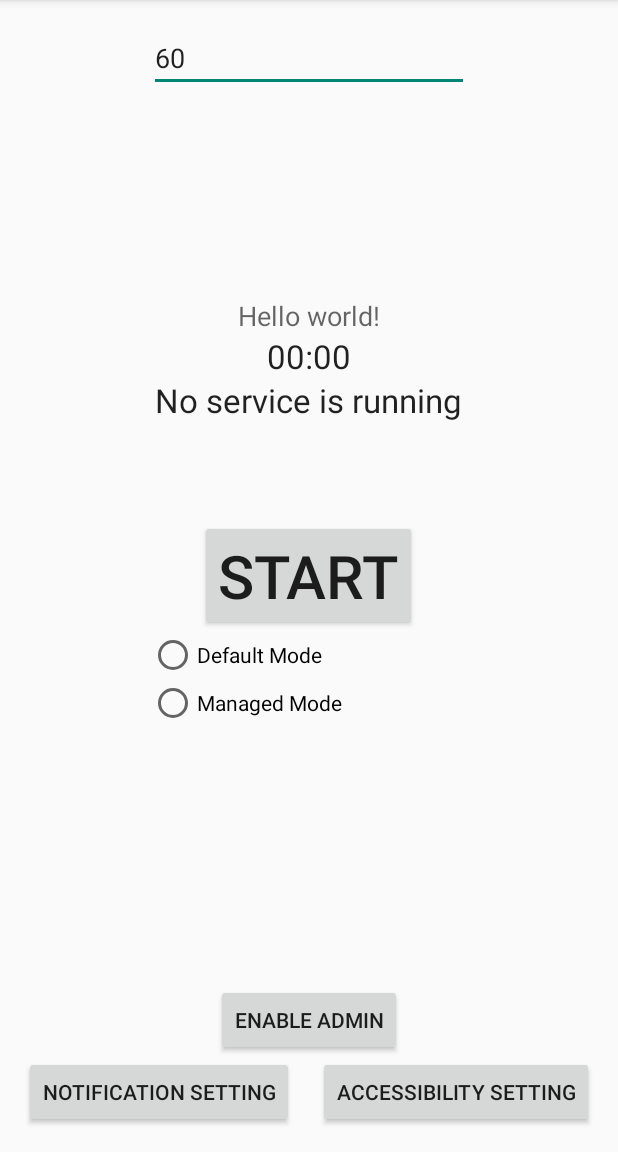
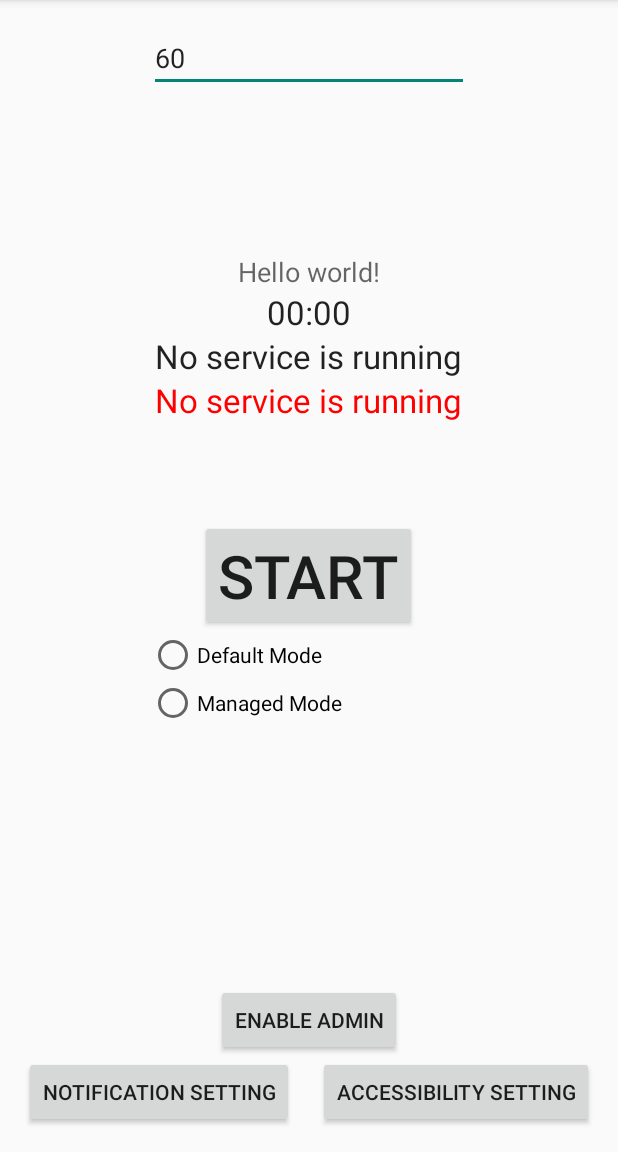
Before and after one commit to greenmonn/PushManager, an Android app: the layout activity_main.xml on its own in the app's theme, with its tools: preview values and no code run, on a phone screen of 412 x 824 dp, the part 84-1236 px from its top. Run offline under Robolectric (Android 15) with nearby library versions, the phone set to English and light mode, and no system bars.

Commit message:
Add error log textview

```diff
--- a/app/src/main/res/layout/activity_main.xml
+++ b/app/src/main/res/layout/activity_main.xml
@@ -29,6 +29,16 @@
         android:id="@+id/btn_accessibility_setting"
         android:layout_alignParentBottom="true"
         android:layout_alignParentEnd="true" />
+    <TextView
+        android:layout_width="wrap_content"
+        android:layout_height="wrap_content"
+        android:textAppearance="?android:attr/textAppearanceLarge"
+        android:text="@string/service_status_nothing"
+        android:id="@+id/txt_error_status"
+        android:layout_above="@+id/btn_control"
+        android:layout_centerHorizontal="true"
+        android:textColor="#FF0000"
+        android:layout_marginBottom="65dp" />
 
     <TextView
         android:layout_width="wrap_content"
@@ -36,15 +46,14 @@
         android:textAppearance="?android:attr/textAppearanceLarge"
         android:text="@string/service_status_nothing"
         android:id="@+id/txt_service_status"
-        android:layout_above="@+id/btn_control"
-        android:layout_centerHorizontal="true"
-        android:layout_marginBottom="65dp" />
+        android:layout_above="@id/txt_error_status"
+        android:layout_centerHorizontal="true" />
 
     <TextView
         android:layout_width="wrap_content"
         android:layout_height="wrap_content"
         android:textAppearance="?android:attr/textAppearanceLarge"
-        android:id="@+id/txt_ramaining_time"
+        android:id="@+id/txt_remaining_time"
         android:text="@string/time_zero"
         android:layout_above="@+id/txt_service_status"
         android:layout_centerHorizontal="true" />
@@ -55,7 +64,7 @@
         android:textAppearance="?android:attr/textAppearanceMedium"
         android:text="@string/hello_world"
         android:id="@+id/txt_os_version"
-        android:layout_above="@id/txt_ramaining_time"
+        android:layout_above="@id/txt_remaining_time"
         android:layout_centerHorizontal="true" />
 
     <Button
```
Also changed, not shown: app/src/main/java/kr/ac/kaist/nmsl/pushmanager/MainActivity.java (+43 -75 lines).
